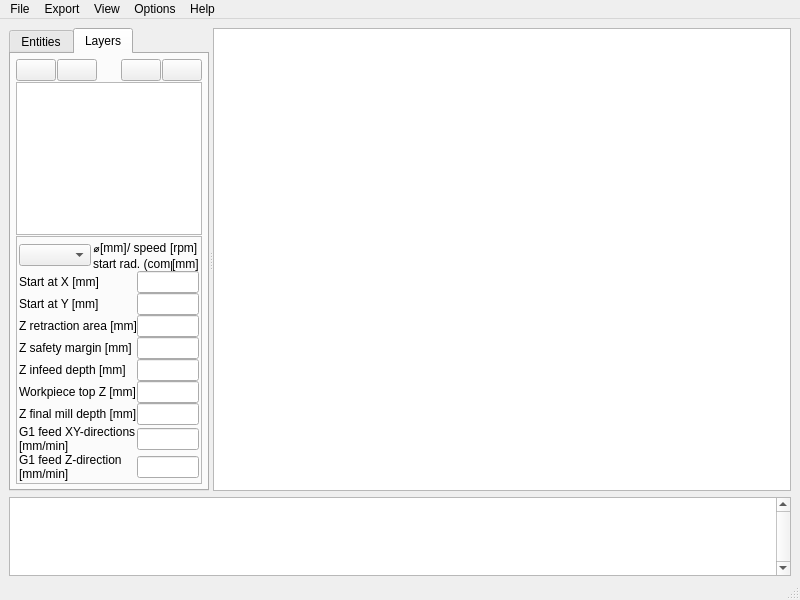
Qt form source/dxf2gcode_pyQt4_ui/dxf2gcode_pyQt4_ui.ui (joco-nz/dxf2gcode-plasma) before a commit.
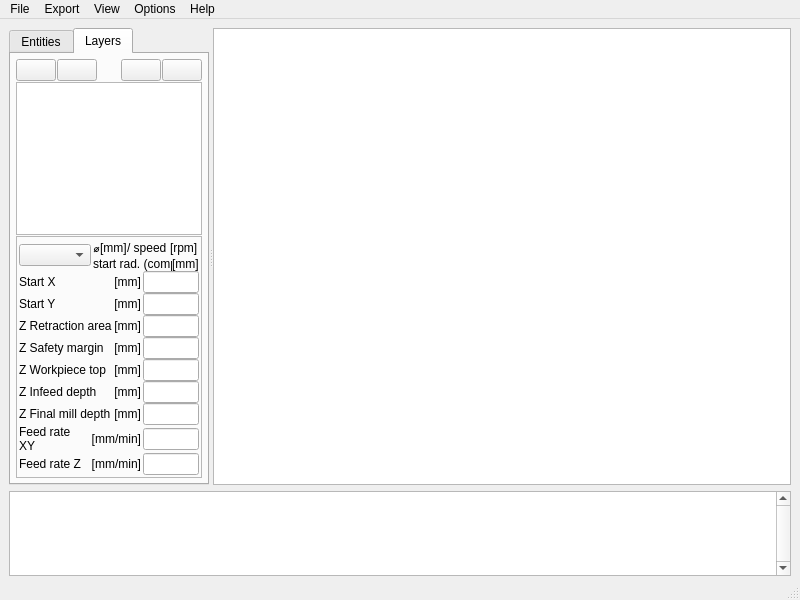
The same form after that commit. The open tabs and pages were chosen to show the change. Icons and pictures are not drawn. Custom widgets are drawn as their Qt base class.

Commit message: Units are changed, in the gui, depending on the drawing units of your dxf; last retraction feed corrected; a few cosmetic changes

```diff
--- a/source/dxf2gcode_pyQt4_ui/dxf2gcode_pyQt4_ui.ui
+++ b/source/dxf2gcode_pyQt4_ui/dxf2gcode_pyQt4_ui.ui
@@ -400,103 +400,14 @@
              </layout>
             </item>
             <item>
-             <layout class="QGridLayout" name="gridLayout">
+             <layout class="QGridLayout" name="gridLayout" columnstretch="0,0">
+              <property name="horizontalSpacing">
+               <number>2</number>
+              </property>
               <property name="verticalSpacing">
                <number>0</number>
               </property>
-              <item row="0" column="0">
-               <widget class="QLabel" name="startAtXLabel">
-                <property name="text">
-                 <string>Start at X [mm]</string>
-                </property>
-               </widget>
-              </item>
-              <item row="0" column="1">
-               <widget class="QLineEdit" name="startAtXLineEdit">
-                <property name="sizePolicy">
-                 <sizepolicy hsizetype="Preferred" vsizetype="Fixed">
-                  <horstretch>0</horstretch>
-                  <verstretch>0</verstretch>
-                 </sizepolicy>
-                </property>
-               </widget>
-              </item>
-              <item row="1" column="0">
-               <widget class="QLabel" name="startAtYLabel">
-                <property name="text">
-                 <string>Start at Y [mm]</string>
-                </property>
-               </widget>
-              </item>
-              <item row="1" column="1">
-               <widget class="QLineEdit" name="startAtYLineEdit">
-                <property name="sizePolicy">
-                 <sizepolicy hsizetype="Preferred" vsizetype="Fixed">
-                  <horstretch>0</horstretch>
-                  <verstretch>0</verstretch>
-                 </sizepolicy>
-                </property>
-               </widget>
-              </item>
-              <item row="2" column="0">
-               <widget class="QLabel" name="label_6">
-                <property name="text">
-                 <string>Z retraction area [mm]</string>
-                </property>
-               </widget>
-              </item>
-              <item row="2" column="1">
-               <widget class="QLineEdit" name="zRetractionArealLineEdit">
-                <property name="sizePolicy">
-                 <sizepolicy hsizetype="Preferred" vsizetype="Fixed">
-                  <horstretch>0</horstretch>
-                  <verstretch>0</verstretch>
-                 </sizepolicy>
-                </property>
-               </widget>
-              </item>
-              <item row="3" column="0">
-               <widget class="QLabel" name="label_5">
-                <property name="text">
-                 <string>Z safety margin [mm]</string>
-                </property>
-               </widget>
-              </item>
-              <item row="3" column="1">
-               <widget class="QLineEdit" name="zSafetyMarginLineEdit">
-                <property name="sizePolicy">
-                 <sizepolicy hsizetype="Preferred" vsizetype="Fixed">
-                  <horstretch>0</horstretch>
-                  <verstretch>0</verstretch>
-                 </sizepolicy>
-                </property>
-               </widget>
-              </item>
-              <item row="4" column="0">
-               <widget class="QLabel" name="label_9">
-                <property name="text">
-                 <string>Z infeed depth [mm]</string>
-                </property>
-               </widget>
-              </item>
               <item row="4" column="1">
-               <widget class="QLineEdit" name="zInfeedDepthLineEdit">
-                <property name="sizePolicy">
-                 <sizepolicy hsizetype="Preferred" vsizetype="Fixed">
-                  <horstretch>0</horstretch>
-                  <verstretch>0</verstretch>
-                 </sizepolicy>
-                </property>
-               </widget>
-              </item>
-              <item row="5" column="0">
-               <widget class="QLabel" name="label_14">
-                <property name="text">
-                 <string>Workpiece top Z [mm]</string>
-                </property>
-               </widget>
-              </item>
-              <item row="5" column="1">
                <widget class="QLineEdit" name="zInitialMillDepthLineEdit">
                 <property name="sizePolicy">
                  <sizepolicy hsizetype="Preferred" vsizetype="Fixed">
@@ -509,10 +420,116 @@
                 </property>
                </widget>
               </item>
+              <item row="7" column="0">
+               <layout class="QHBoxLayout" name="horizontalLayout_13">
+                <property name="spacing">
+                 <number>2</number>
+                </property>
+                <property name="leftMargin">
+                 <number>0</number>
+                </property>
+                <property name="rightMargin">
+                 <number>0</number>
+                </property>
+                <item>
+                 <widget class="QLabel" name="label_7">
+                  <property name="text">
+                   <string>Feed rate XY</string>
+                  </property>
+                  <property name="wordWrap">
+                   <bool>true</bool>
+                  </property>
+                 </widget>
+                </item>
+                <item>
+                 <widget class="QLabel" name="unitLabel_8">
+                  <property name="text">
+                   <string>[mm/min]</string>
+                  </property>
+                  <property name="alignment">
+                   <set>Qt::AlignRight|Qt::AlignTrailing|Qt::AlignVCenter</set>
+                  </property>
+                 </widget>
+                </item>
+               </layout>
+              </item>
               <item row="6" column="0">
-               <widget class="QLabel" name="label_8">
-                <property name="text">
-                 <string>Z final mill depth [mm]</string>
+               <layout class="QHBoxLayout" name="horizontalLayout_12">
+                <property name="spacing">
+                 <number>2</number>
+                </property>
+                <property name="leftMargin">
+                 <number>0</number>
+                </property>
+                <property name="rightMargin">
+                 <number>0</number>
+                </property>
+                <item>
+                 <widget class="QLabel" name="label_8">
+                  <property name="text">
+                   <string>Z Final mill depth</string>
+                  </property>
+                 </widget>
+                </item>
+                <item>
+                 <widget class="QLabel" name="unitLabel_7">
+                  <property name="text">
+                   <string>[mm]</string>
+                  </property>
+                  <property name="alignment">
+                   <set>Qt::AlignRight|Qt::AlignTrailing|Qt::AlignVCenter</set>
+                  </property>
+                 </widget>
+                </item>
+               </layout>
+              </item>
+              <item row="5" column="1">
+               <widget class="QLineEdit" name="zInfeedDepthLineEdit">
+                <property name="sizePolicy">
+                 <sizepolicy hsizetype="Preferred" vsizetype="Fixed">
+                  <horstretch>0</horstretch>
+                  <verstretch>0</verstretch>
+                 </sizepolicy>
+                </property>
+               </widget>
+              </item>
+              <item row="5" column="0">
+               <layout class="QHBoxLayout" name="horizontalLayout_11">
+                <property name="spacing">
+                 <number>2</number>
+                </property>
+                <property name="leftMargin">
+                 <number>0</number>
+                </property>
+                <property name="rightMargin">
+                 <number>0</number>
+                </property>
+                <item>
+                 <widget class="QLabel" name="label_9">
+                  <property name="text">
+                   <string>Z Infeed depth</string>
+                  </property>
+                 </widget>
+                </item>
+                <item>
+                 <widget class="QLabel" name="unitLabel_6">
+                  <property name="text">
+                   <string>[mm]</string>
+                  </property>
+                  <property name="alignment">
+                   <set>Qt::AlignRight|Qt::AlignTrailing|Qt::AlignVCenter</set>
+                  </property>
+                 </widget>
+                </item>
+               </layout>
+              </item>
+              <item row="3" column="1">
+               <widget class="QLineEdit" name="zSafetyMarginLineEdit">
+                <property name="sizePolicy">
+                 <sizepolicy hsizetype="Preferred" vsizetype="Fixed">
+                  <horstretch>0</horstretch>
+                  <verstretch>0</verstretch>
+                 </sizepolicy>
                 </property>
                </widget>
               </item>
@@ -526,13 +543,153 @@
                 </property>
                </widget>
               </item>
-              <item row="7" column="0">
-               <widget class="QLabel" name="label_7">
-                <property name="text">
-                 <string>G1 feed XY-directions [mm/min]</string>
+              <item row="3" column="0">
+               <layout class="QHBoxLayout" name="horizontalLayout_9">
+                <property name="spacing">
+                 <number>2</number>
                 </property>
-                <property name="wordWrap">
-                 <bool>true</bool>
+                <property name="leftMargin">
+                 <number>0</number>
+                </property>
+                <property name="rightMargin">
+                 <number>0</number>
+                </property>
+                <item>
+                 <widget class="QLabel" name="label_5">
+                  <property name="text">
+                   <string>Z Safety margin</string>
+                  </property>
+                 </widget>
+                </item>
+                <item>
+                 <widget class="QLabel" name="unitLabel_4">
+                  <property name="text">
+                   <string>[mm]</string>
+                  </property>
+                  <property name="alignment">
+                   <set>Qt::AlignRight|Qt::AlignTrailing|Qt::AlignVCenter</set>
+                  </property>
+                 </widget>
+                </item>
+               </layout>
+              </item>
+              <item row="2" column="1">
+               <widget class="QLineEdit" name="zRetractionArealLineEdit">
+                <property name="sizePolicy">
+                 <sizepolicy hsizetype="Preferred" vsizetype="Fixed">
+                  <horstretch>0</horstretch>
+                  <verstretch>0</verstretch>
+                 </sizepolicy>
+                </property>
+               </widget>
+              </item>
+              <item row="2" column="0">
+               <layout class="QHBoxLayout" name="horizontalLayout_8">
+                <property name="spacing">
+                 <number>2</number>
+                </property>
+                <property name="leftMargin">
+                 <number>0</number>
+                </property>
+                <property name="rightMargin">
+                 <number>0</number>
+                </property>
+                <item>
+                 <widget class="QLabel" name="label_6">
+                  <property name="text">
+                   <string>Z Retraction area</string>
+                  </property>
+                 </widget>
+                </item>
+                <item>
+                 <widget class="QLabel" name="unitLabel_3">
+                  <property name="text">
+                   <string>[mm]</string>
+                  </property>
+                  <property name="alignment">
+                   <set>Qt::AlignRight|Qt::AlignTrailing|Qt::AlignVCenter</set>
+                  </property>
+                 </widget>
+                </item>
+               </layout>
+              </item>
+              <item row="4" column="0">
+               <layout class="QHBoxLayout" name="horizontalLayout_10">
+                <property name="spacing">
+                 <number>2</number>
+                </property>
+                <property name="leftMargin">
+                 <number>0</number>
+                </property>
+                <property name="rightMargin">
+                 <number>0</number>
+                </property>
+                <item>
+                 <widget class="QLabel" name="label_14">
+                  <property name="text">
+                   <string>Z Workpiece top</string>
+                  </property>
+                 </widget>
+                </item>
+                <item>
+                 <widget class="QLabel" name="unitLabel_5">
+                  <property name="text">
+                   <string>[mm]</string>
+                  </property>
+                  <property name="alignment">
+                   <set>Qt::AlignRight|Qt::AlignTrailing|Qt::AlignVCenter</set>
+                  </property>
+                 </widget>
+                </item>
+               </layout>
+              </item>
+              <item row="8" column="1">
+               <widget class="QLineEdit" name="g1FeedZLineEdit">
+                <property name="sizePolicy">
+                 <sizepolicy hsizetype="Preferred" vsizetype="Fixed">
+                  <horstretch>0</horstretch>
+                  <verstretch>0</verstretch>
+                 </sizepolicy>
+                </property>
+               </widget>
+              </item>
+              <item row="0" column="0">
+               <layout class="QHBoxLayout" name="horizontalLayout_6">
+                <property name="spacing">
+                 <number>2</number>
+                </property>
+                <property name="leftMargin">
+                 <number>0</number>
+                </property>
+                <property name="rightMargin">
+                 <number>0</number>
+                </property>
+                <item>
+                 <widget class="QLabel" name="startAtXLabel">
+                  <property name="text">
+                   <string>Start X</string>
+                  </property>
+                 </widget>
+                </item>
+                <item>
+                 <widget class="QLabel" name="unitLabel_1">
+                  <property name="text">
+                   <string>[mm]</string>
+                  </property>
+                  <property name="alignment">
+                   <set>Qt::AlignRight|Qt::AlignTrailing|Qt::AlignVCenter</set>
+                  </property>
+                 </widget>
+                </item>
+               </layout>
+              </item>
+              <item row="1" column="1">
+               <widget class="QLineEdit" name="startAtYLineEdit">
+                <property name="sizePolicy">
+                 <sizepolicy hsizetype="Preferred" vsizetype="Fixed">
+                  <horstretch>0</horstretch>
+                  <verstretch>0</verstretch>
+                 </sizepolicy>
                 </property>
                </widget>
               </item>
@@ -547,17 +704,70 @@
                </widget>
               </item>
               <item row="8" column="0">
-               <widget class="QLabel" name="label_10">
-                <property name="text">
-                 <string>G1 feed Z-direction [mm/min]</string>
+               <layout class="QHBoxLayout" name="horizontalLayout_14">
+                <property name="spacing">
+                 <number>2</number>
                 </property>
-                <property name="wordWrap">
-                 <bool>true</bool>
+                <property name="leftMargin">
+                 <number>0</number>
                 </property>
-               </widget>
+                <property name="rightMargin">
+                 <number>0</number>
+                </property>
+                <item>
+                 <widget class="QLabel" name="label_10">
+                  <property name="text">
+                   <string>Feed rate Z</string>
+                  </property>
+                  <property name="wordWrap">
+                   <bool>true</bool>
+                  </property>
+                 </widget>
+                </item>
+                <item>
+                 <widget class="QLabel" name="unitLabel_9">
+                  <property name="text">
+                   <string>[mm/min]</string>
+                  </property>
+                  <property name="alignment">
+                   <set>Qt::AlignRight|Qt::AlignTrailing|Qt::AlignVCenter</set>
+                  </property>
+                 </widget>
+                </item>
+               </layout>
               </item>
-              <item row="8" column="1">
-               <widget class="QLineEdit" name="g1FeedZLineEdit">
+              <item row="1" column="0">
+               <layout class="QHBoxLayout" name="horizontalLayout_7">
+                <property name="spacing">
+                 <number>2</number>
+                </property>
+                <property name="leftMargin">
+                 <number>0</number>
+                </property>
+                <property name="rightMargin">
+                 <number>0</number>
+                </property>
+                <item>
+                 <widget class="QLabel" name="startAtYLabel">
+                  <property name="text">
+                   <string>Start Y</string>
+                  </property>
+                 </widget>
+                </item>
+                <item>
+                 <widget class="QLabel" name="unitLabel_2">
+                  <property name="text">
+                   <string>[mm]</string>
+                  </property>
+                  <property name="alignment">
+                   <set>Qt::AlignRight|Qt::AlignTrailing|Qt::AlignVCenter</set>
+                  </property>
+                 </widget>
+                </item>
+               </layout>
+              </item>
+              <item row="0" column="1">
+               <widget class="QLineEdit" name="startAtXLineEdit">
                 <property name="sizePolicy">
                  <sizepolicy hsizetype="Preferred" vsizetype="Fixed">
                   <horstretch>0</horstretch>
```
The commit also changes 14 other files.
